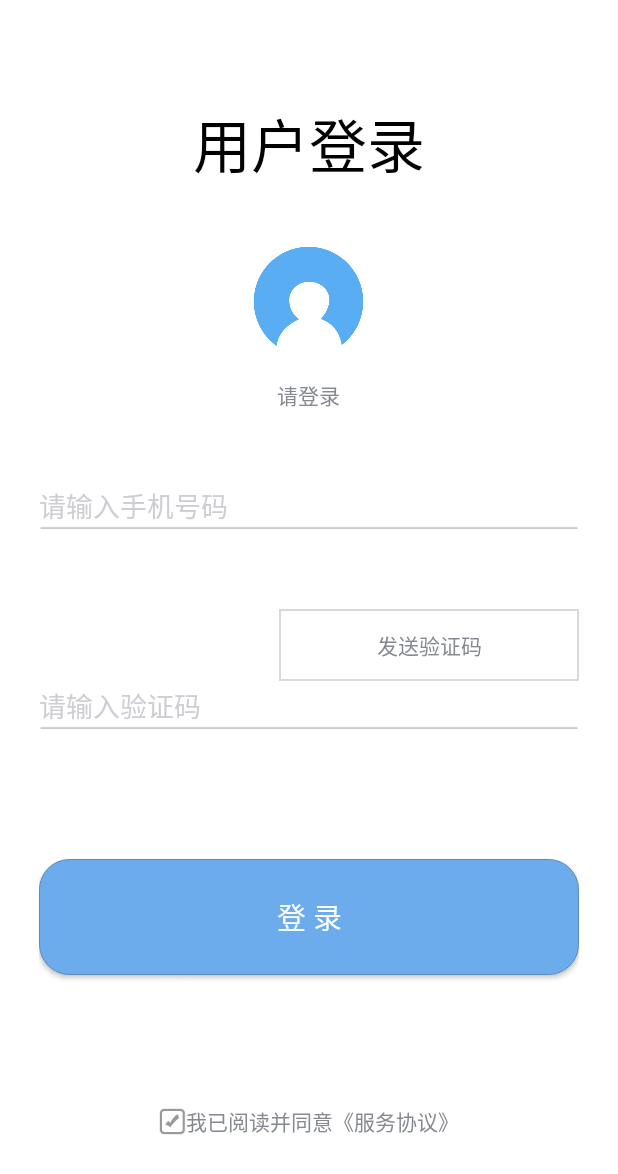
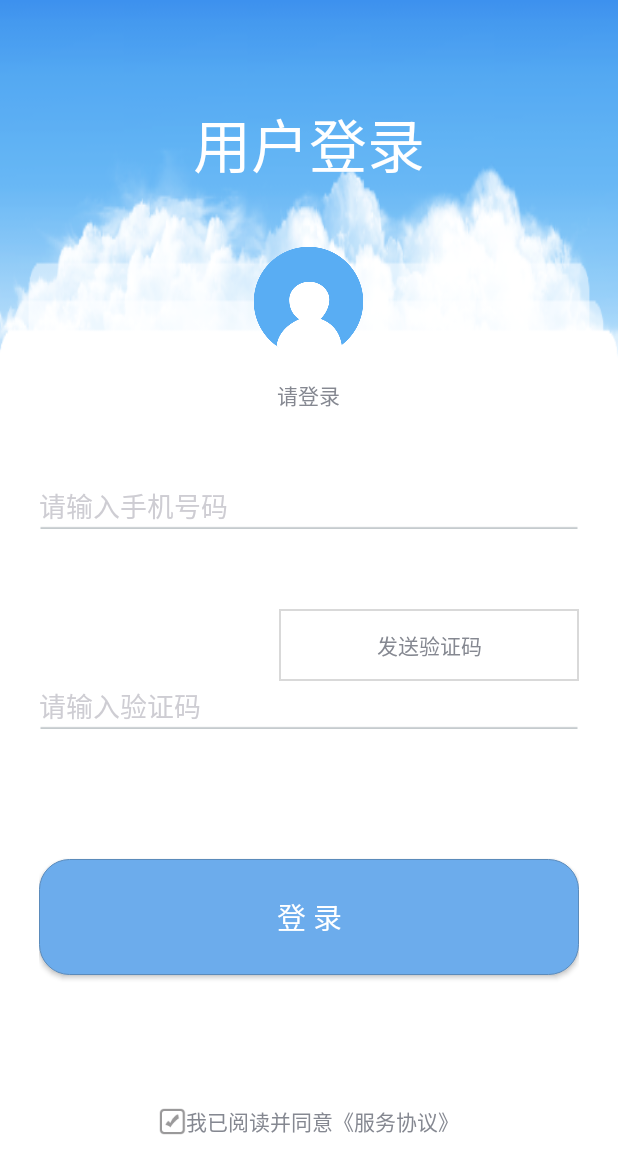
Before and after one commit to qiao365/railwaywifi, an Android app: the layout activity_login.xml on its own in the app's theme, with its tools: preview values and no code run, on a phone screen of 412 x 824 dp. Shown: the top 1174 px of the screen. Run offline under Robolectric (Android 15) with nearby library versions, the phone set to English and light mode, and no system bars.

Commit message:
update login

```diff
--- a/app/src/main/res/layout/activity_login.xml
+++ b/app/src/main/res/layout/activity_login.xml
@@ -7,6 +7,7 @@
     android:orientation="vertical">
 
     <RelativeLayout
+        android:background="@mipmap/ic_top"
         android:layout_width="match_parent"
         android:layout_height="wrap_content">
 
@@ -17,7 +18,7 @@
             android:layout_centerHorizontal="true"
             android:layout_marginTop="100px"
             android:text="用户登录"
-            android:textColor="@android:color/black"
+            android:textColor="@android:color/white"
             android:textSize="@dimen/h8" />
 
         <ImageView
@@ -86,7 +87,6 @@
                 android:layout_alignParentRight="true"
                 android:textColor="#858891"
                 android:gravity="center"
-                android:layout_marginBottom="28px"
                 android:background="@drawable/btn_back_normal"
                 android:padding="20px"
                 android:text="发送验证码" />
```
